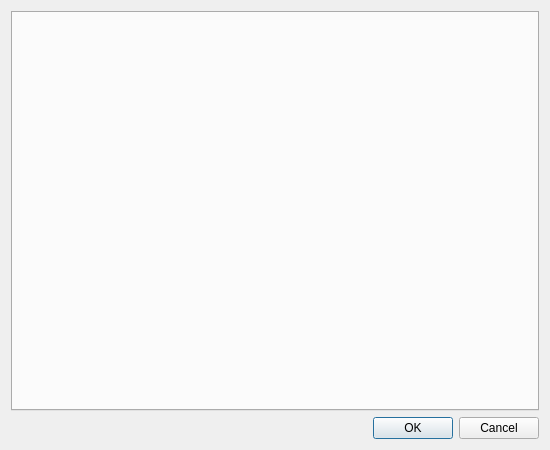
Qt form src/librssguard/services/abstract/gui/formaccountdetails.ui (martinrotter/rssguard) before a commit.
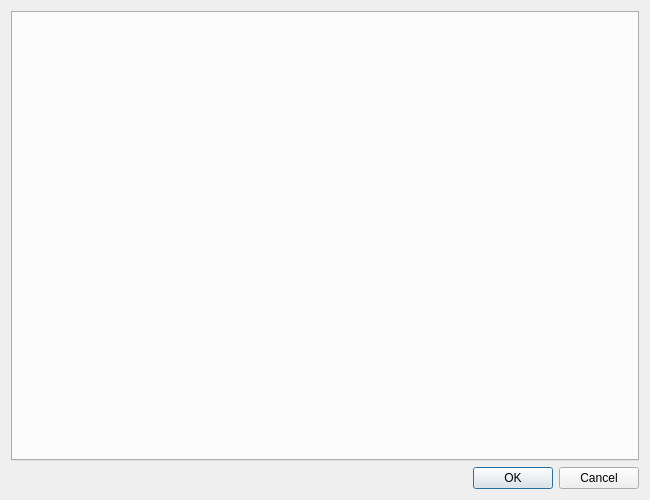
The same form after that commit.

```diff
--- a/src/librssguard/services/abstract/gui/formaccountdetails.ui
+++ b/src/librssguard/services/abstract/gui/formaccountdetails.ui
@@ -6,8 +6,8 @@
    <rect>
     <x>0</x>
     <y>0</y>
-    <width>550</width>
-    <height>450</height>
+    <width>650</width>
+    <height>500</height>
    </rect>
   </property>
   <layout class="QVBoxLayout" name="verticalLayout">
@@ -24,8 +24,8 @@
        <rect>
         <x>0</x>
         <y>0</y>
-        <width>532</width>
-        <height>402</height>
+        <width>632</width>
+        <height>452</height>
        </rect>
       </property>
       <layout class="QHBoxLayout" name="horizontalLayout">
```
Left out of the diff: 6 changed lines with no effect on the pictures.
